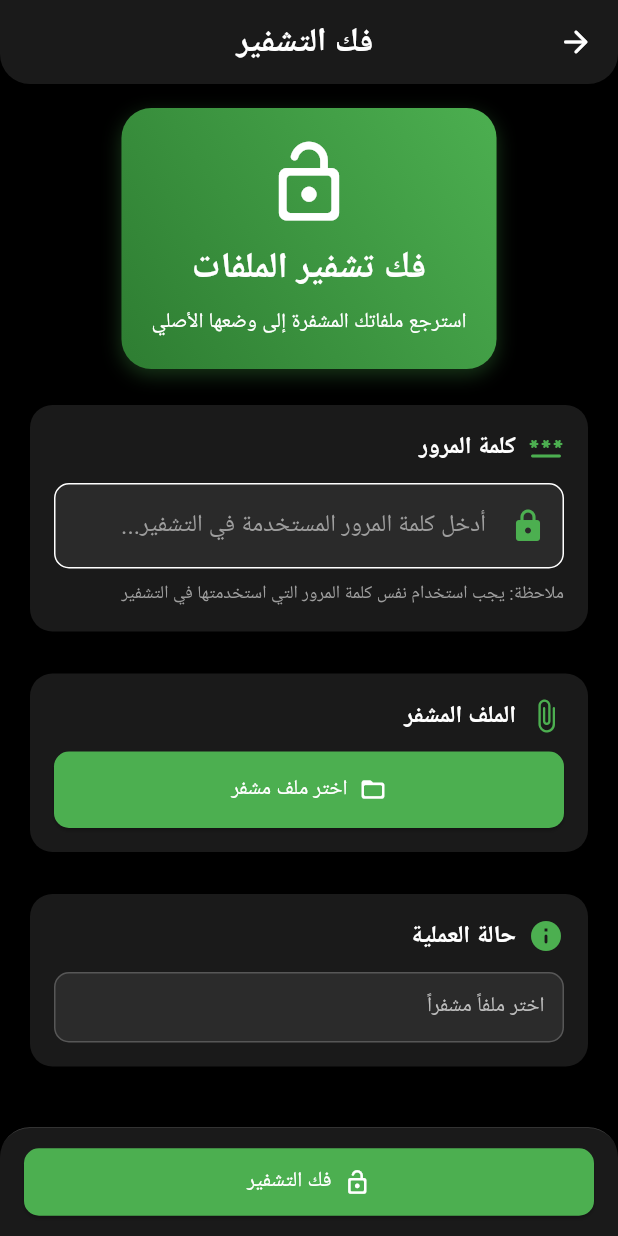
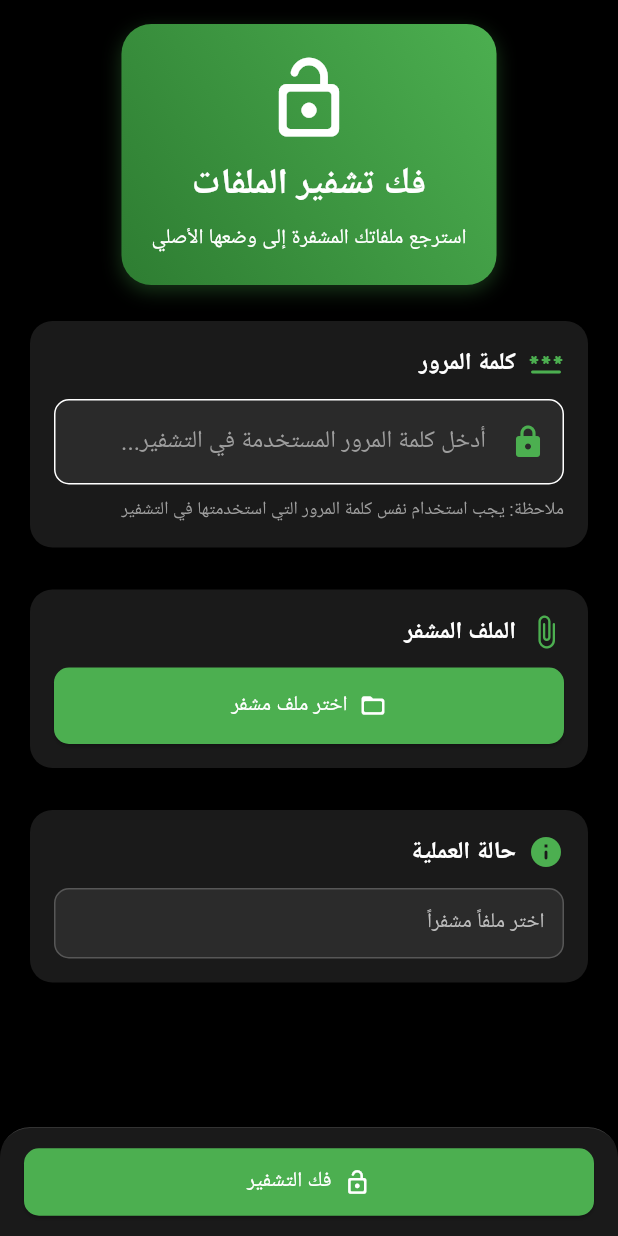
Before and after one commit to sajidammar/CRYPTOCYBER_PROJECT, a Flutter app: the DecryptionScreen screen opened directly, on a phone screen of 412 x 824 dp. Run offline on Flutter 3.47's test engine with Material 3 defaults, Android fonts, the light colour scheme and no system bars; our stand-ins replace cross_file, file_picker, image_picker, share_plus; missing offline and left inert: dart:ffi, encrypt, exif.

Commit message:
deleted the appBar from Decryption Screen

```diff
--- a/lib/screens/enc_dec_screens/decryption_screen.dart
+++ b/lib/screens/enc_dec_screens/decryption_screen.dart
@@ -132,28 +132,6 @@ class _DecryptionScreenState extends State<DecryptionScreen> {
       textDirection: TextDirection.rtl,
       child: Scaffold(
         backgroundColor: Colors.black,
-        appBar: AppBar(
-          title: const Text(
-            ' فك التشفير',
-            style: TextStyle(
-              fontWeight: FontWeight.bold,
-              fontSize: 22,
-              color: Colors.white,
-            ),
-          ),
-          centerTitle: true,
-          backgroundColor: const Color(0xFF1a1a1a),
-          elevation: 0,
-          shape: const RoundedRectangleBorder(
-            borderRadius: BorderRadius.vertical(
-              bottom: Radius.circular(20),
-            ),
-          ),
-          leading: IconButton(
-            icon: const Icon(Icons.arrow_back_rounded, color: Colors.white),
-            onPressed: () => Navigator.pop(context),
-          ),
-        ),
         body: _buildBody(),
         bottomNavigationBar: _buildBottomButtons(),
       ),
```
